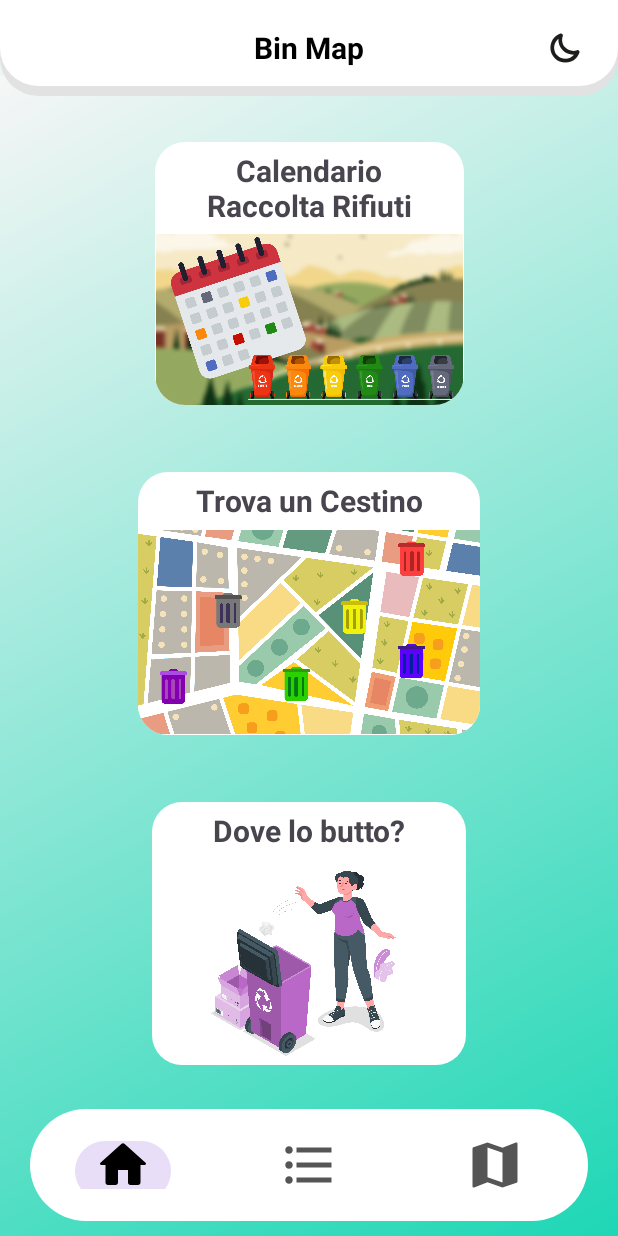
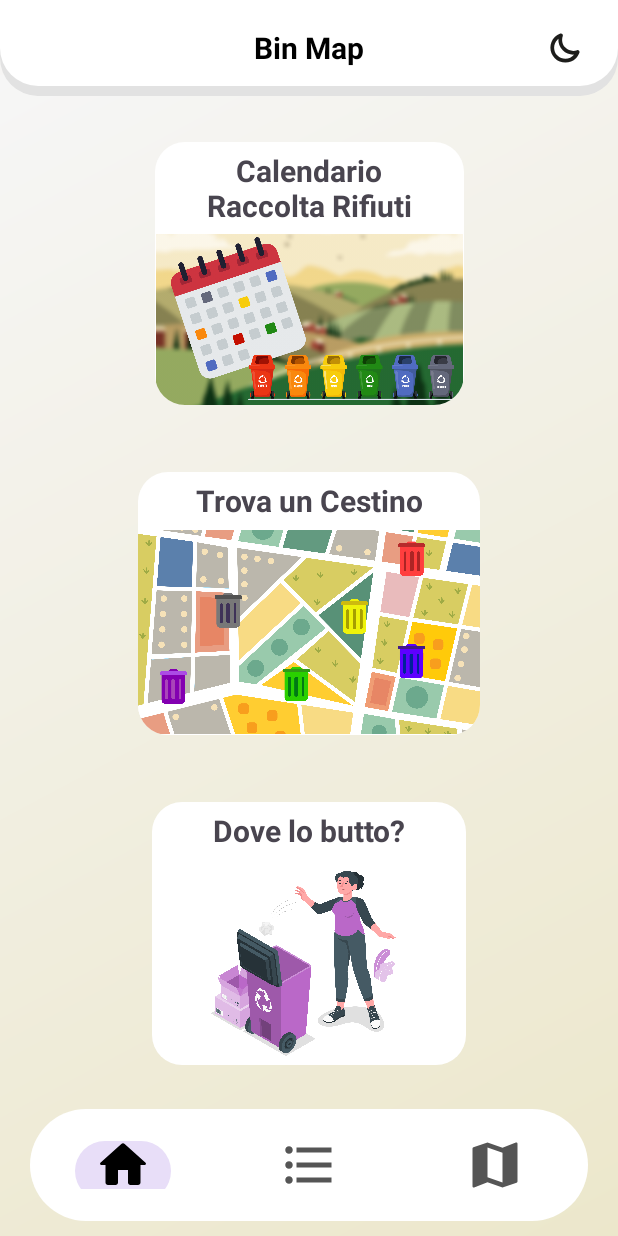
Before and after one commit to G-Altieri/Bin_Map, an Android app: the screen it shows after launch (MainActivity), on a phone screen of 412 x 824 dp. Run offline under Robolectric (Android 15) with nearby library versions, the phone set to English and light mode, and no system bars; our stand-ins replace navigation-ui.

Commit message:
fix commenti pre consegna

```diff
--- a/app/src/main/AndroidManifest.xml
+++ b/app/src/main/AndroidManifest.xml
@@ -5,10 +5,6 @@
     <uses-permission android:name="android.permission.INTERNET" />
     <uses-permission android:name="android.permission.ACCESS_FINE_LOCATION" />
     <uses-permission android:name="android.permission.ACCESS_COARSE_LOCATION"/>
-
-    <!-- prime righe
-    riferimento per la classe che estende application (primo rigo)
-    la richietsa che facciamo pero è http e non https -->
 
     <application
         android:name=".Bin_Map"
--- a/app/src/main/java/it/gteam/app/bin_map/BinAdapter.java
+++ b/app/src/main/java/it/gteam/app/bin_map/BinAdapter.java
@@ -26,8 +26,7 @@ public class BinAdapter extends RecyclerView.Adapter<BinAdapter.ViewHolder> {
     @NonNull
     @Override
     public ViewHolder onCreateViewHolder(@NonNull ViewGroup parent, int viewType) {
-
-         binding = AdapterBinBinding.inflate(LayoutInflater.from(parent.getContext()),parent,false);
+        binding = AdapterBinBinding.inflate(LayoutInflater.from(parent.getContext()),parent,false);
         return new ViewHolder(binding);
     }
 
--- a/app/src/main/java/it/gteam/app/bin_map/BinDetailActivity.java
+++ b/app/src/main/java/it/gteam/app/bin_map/BinDetailActivity.java
@@ -45,7 +45,6 @@ public class BinDetailActivity extends AppCompatActivity {
             binding.setBin(bin);
         }
 
-
         binding.buttonArrowBackActivity.setOnClickListener(new View.OnClickListener() {
             public void onClick(View v) {
                 finish();
--- a/app/src/main/java/it/gteam/app/bin_map/CalendarFragment.java
+++ b/app/src/main/java/it/gteam/app/bin_map/CalendarFragment.java
@@ -28,10 +28,6 @@ public class CalendarFragment extends Fragment {
     PDFView pdfView;
 
 
-    @Override
-    public void onCreate(@Nullable Bundle savedInstanceState) {
-        super.onCreate(savedInstanceState);
-    }
 
     @Override
     public View onCreateView(@NonNull LayoutInflater inflater, @Nullable ViewGroup container, @Nullable Bundle savedInstanceState) {
@@ -40,8 +36,6 @@ public class CalendarFragment extends Fragment {
 
         //Caricamento Pdf Nella View
         binding.pdfView.fromAsset("CalendarioRifiuti.pdf").load();
-
-
 
         return binding.getRoot();
 
--- a/app/src/main/java/it/gteam/app/bin_map/HomeFragment.java
+++ b/app/src/main/java/it/gteam/app/bin_map/HomeFragment.java
@@ -24,9 +24,8 @@ public class HomeFragment extends Fragment {
     @Override
     public View onCreateView(@NonNull LayoutInflater inflater, @Nullable ViewGroup container, @Nullable Bundle savedInstanceState) {
 
-
         binding = FragmentHomeBinding.inflate(inflater, container, false);
-        //Pulsante per Aprire il calendario pdf
+        //Pulsante per Aprire il calendario, pdf
         binding.buttonHomeCalendar.setOnClickListener(new View.OnClickListener() {
                    @Override
                    public void onClick(View v) {
@@ -36,6 +35,7 @@ public class HomeFragment extends Fragment {
                    }
                });
 
+        //Pulsante per aprire dove lo butto, website
         binding.buttonDoveLoButto.setOnClickListener(new View.OnClickListener() {
             @Override
             public void onClick(View v) {
@@ -45,6 +45,7 @@ public class HomeFragment extends Fragment {
             }
         });
 
+        //Pulsante per aprire la lista dei cestini
         binding.buttonTrovaCestino.setOnClickListener(new View.OnClickListener() {
             @Override
             public void onClick(View v) {
@@ -54,8 +55,7 @@ public class HomeFragment extends Fragment {
             }
         });
 
-        return binding.getRoot();  // perché restituisce una View
-
+        return binding.getRoot();//restituisce una View
     }
 
 }
--- a/app/src/main/java/it/gteam/app/bin_map/ListFragment.java
+++ b/app/src/main/java/it/gteam/app/bin_map/ListFragment.java
@@ -26,7 +26,6 @@ public class ListFragment extends Fragment {
     public View onCreateView(@NonNull LayoutInflater inflater, @Nullable ViewGroup container, @Nullable Bundle savedInstanceState) {
         binding = FragmentListBinding.inflate(inflater, container, false);
         return binding.getRoot();  // perché restituisce una View
-
     }
 
     @Override
--- a/app/src/main/java/it/gteam/app/bin_map/MainActivity.java
+++ b/app/src/main/java/it/gteam/app/bin_map/MainActivity.java
@@ -25,38 +25,27 @@ import android.widget.TextView;
 import it.gteam.app.bin_map.databinding.ActivityMainBinding;
 
 public class MainActivity extends AppCompatActivity {
-//https://vivicalascio.altervista.org/BinMap/dati.json
     private boolean isDarkModeEnable;
     private ImageView buttonCambioTema;
     private ImageView buttonArrowBackToolBar;
 
-    private NavController navController;
-
-    private SharedPreferences sharedPreferences;
 
     @Override
     protected void onCreate(@Nullable Bundle savedInstanceState) {
         super.onCreate(savedInstanceState);
-        ActivityMainBinding binding = ActivityMainBinding.inflate(getLayoutInflater()); //posso fare getLayoutInflater perché sono in un'activity e non in un frammento
+        ActivityMainBinding binding = ActivityMainBinding.inflate(getLayoutInflater());
 
         setContentView(binding.getRoot());
 
-        //Aggiunta ToolBAr
+        //Toolbar
         Toolbar toolbar = findViewById(R.id.mytoolbar);
         setSupportActionBar(toolbar);
-
-        TextView mTitle = (TextView) toolbar.findViewById(R.id.toolbar_title);
-        setSupportActionBar(toolbar);
-        mTitle.setText("Bin Map");
 
         getSupportActionBar().setDisplayShowTitleEnabled(false);
         //Fine Toolbar
 
-        //Codice Cambio Tema
+        //Cambio Tema
         buttonCambioTema = (ImageView) findViewById(R.id.buttonTestTheme);
-
-        sharedPreferences = getSharedPreferences("MyPrefs",Context.MODE_PRIVATE);
-        isDarkModeEnable = sharedPreferences.getBoolean("isDarkModeEnable",false);
 
         TypedValue outValue = new TypedValue();
         getTheme().resolveAttribute(R.attr.themeName, outValue, true);
@@ -75,14 +64,12 @@ public class MainActivity extends AppCompatActivity {
                 toggleDarkMode();
             }
         });
-
-
         //Fine Cambio Tema
 
-        //Button back Arrow
+        //Codice Freccia Indietro
         buttonArrowBackToolBar = (ImageView) findViewById(R.id.buttonBack);
 
-        // questo fa funzionare il bottomNavView tramite il click
+        //Collegamento navbar
         NavHostFragment fragment = (NavHostFragment) getSupportFragmentManager().findFragmentById(R.id.fragmentContainerViewMainActivity);
         if (fragment != null) {
             NavController navController = fragment.getNavController();
@@ -92,7 +79,6 @@ public class MainActivity extends AppCompatActivity {
             navController.addOnDestinationChangedListener(new NavController.OnDestinationChangedListener() {
                 @Override
                 public void onDestinationChanged(@NonNull NavController controller, @NonNull NavDestination destination, @Nullable Bundle arguments) {
-                    Log.v("Posizione Attuale", "onDestinationChanged: "+destination.getLabel());
                     String paginaCorrente = (String) destination.getLabel();
                     if (paginaCorrente.contains("calendar")||paginaCorrente.contains("dovelobutto")) {
                         buttonArrowBackToolBar.setVisibility(View.VISIBLE);
@@ -107,20 +93,10 @@ public class MainActivity extends AppCompatActivity {
                     navController.navigate(R.id.menu_home);
                 }
             });
-
         }
-
-
-
-
-
-
-
-        //Fine arrow back
-
-
     }
 
+    //Funzione per lo switch di tema
     private void toggleDarkMode(){
         if(isDarkModeEnable){
             AppCompatDelegate.setDefaultNightMode(AppCompatDelegate.MODE_NIGHT_NO);
@@ -131,11 +107,4 @@ public class MainActivity extends AppCompatActivity {
         }
     }
 
-    @Override
-    protected void onPause() {
-        super.onPause();
-        SharedPreferences.Editor editor = sharedPreferences.edit();
-        editor.putBoolean("isDarkModeEnable",isDarkModeEnable);
-        editor.apply();
-    }
 }
--- a/app/src/main/java/it/gteam/app/bin_map/service/MainViewModel.java
+++ b/app/src/main/java/it/gteam/app/bin_map/service/MainViewModel.java
@@ -50,11 +50,9 @@ public class MainViewModel extends AndroidViewModel {
                     try {
                         JSONArray array = new JSONArray(response);
                         for (int i=0; i<array.length(); i++) {
-
                             JSONObject item = array.optJSONObject(i);
                             Bin bin = Bin.parseJson(item);
                             if (bin != null) tempBins.add(bin);
-
                         }
                     } catch (JSONException e){
                         e.printStackTrace();
--- a/app/src/main/java/it/gteam/app/bin_map/service/Repository.java
+++ b/app/src/main/java/it/gteam/app/bin_map/service/Repository.java
@@ -9,8 +9,6 @@ import it.gteam.app.bin_map.service.Request;
 public class Repository {
 
     public void downloadData (Context context, Request.RequestCallback callback){
-
         Request.getInstance(context).requestDownload(callback);
-
     }
 }
--- a/app/src/main/res/layout/toolbar.xml
+++ b/app/src/main/res/layout/toolbar.xml
@@ -16,12 +16,12 @@
         android:layout_gravity="left"
         android:layout_marginLeft="15dp"
         android:src="@drawable/back_arrow"
-             android:visibility="gone"/>
+        android:visibility="gone" />
 
             <TextView
                 android:layout_width="wrap_content"
                 android:layout_height="wrap_content"
-                android:text="Bin Map"
+                android:text="@string/bin_map"
                 android:textSize="20sp"
                 android:textStyle="bold"
                 android:layout_gravity="center"
--- a/app/src/main/res/values/strings.xml
+++ b/app/src/main/res/values/strings.xml
@@ -19,4 +19,5 @@
     <string name="calendarbutton2">CalendarButton</string>
     <string name="calendarbutton3">CalendarButton</string>
     <string name="backarrowactivity">backArrowActivity</string>
+    <string name="bin_map">Bin Map</string>
 </resources>
--- a/app/src/main/res/values/themes.xml
+++ b/app/src/main/res/values/themes.xml
@@ -13,10 +13,7 @@
 
         <item name="colorItemList">@color/white</item>
 
-<!--1ed7b5
-        <item name="colorBgStartHome">#ff5f6d</item>
-        <item name="colorBgEndHome">#ffc371</item> -->
-        <item name="colorBgStartHome">#1ed7b5</item>
+        <item name="colorBgStartHome">#ECE7CB</item>
         <item name="colorBgEndHome">#f6f6f6</item>
     </style>
 
```
Also changed, not shown: app/build.gradle.kts (+1 -7 lines), app/src/main/java/it/gteam/app/bin_map/DoveLoButtoFragment.java (+0 -9 lines), app/src/main/java/it/gteam/app/bin_map/service/Request.java (+1 -7 lines), 1 other file. Lines whose indentation alone changed are shown as unchanged.
